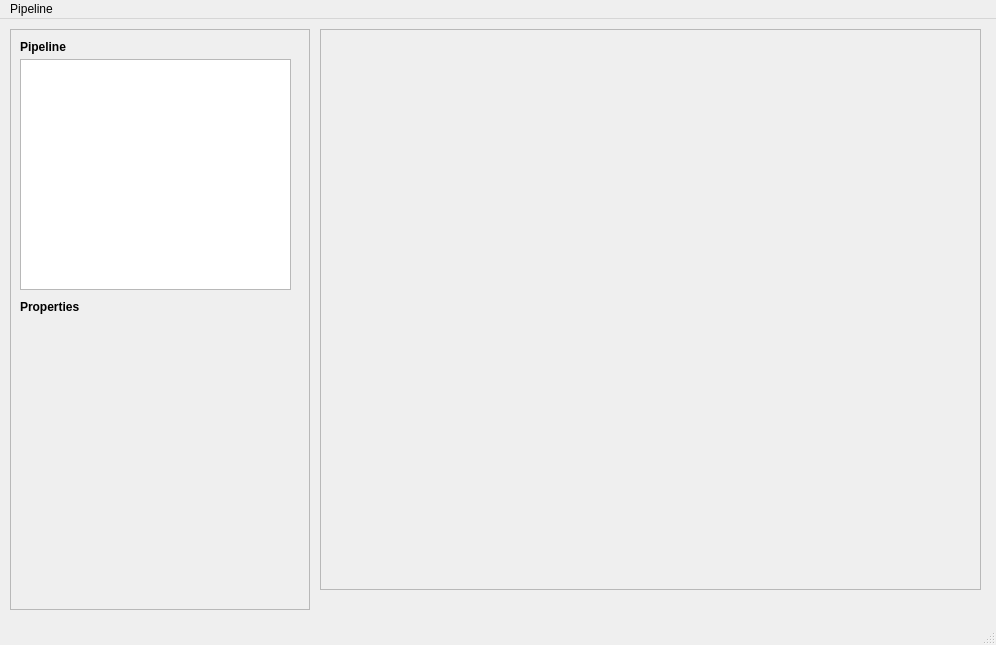
guyvdb/Multi-Touch, file src/pipeline/PipelineEditorWindow.ui: the form before one commit.
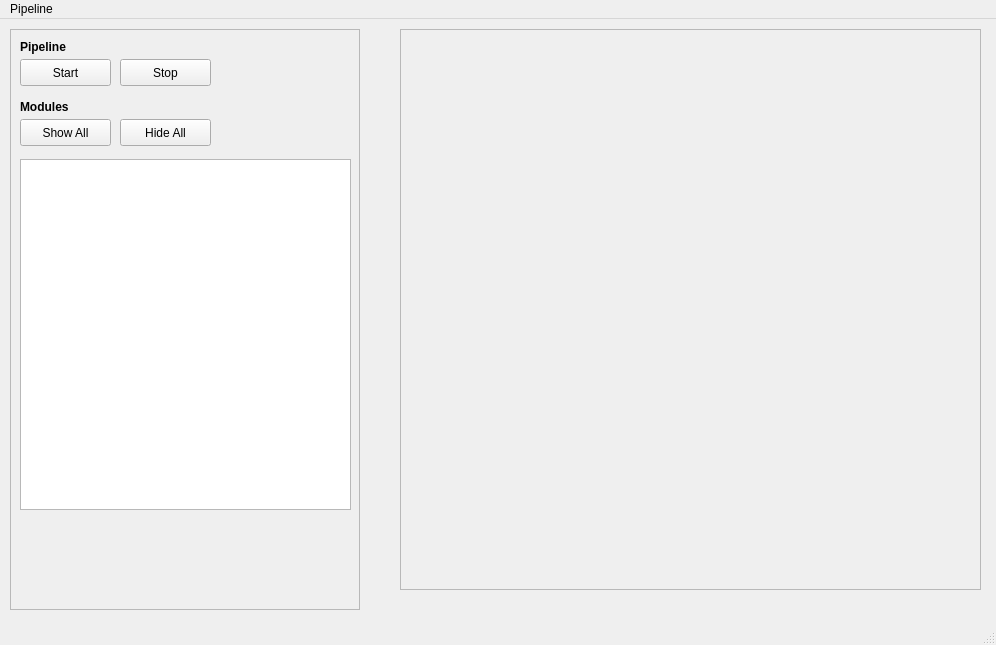
The form after the commit.

The edit to the form file:
```diff
--- a/src/pipeline/PipelineEditorWindow.ui
+++ b/src/pipeline/PipelineEditorWindow.ui
@@ -19,7 +19,7 @@
      <rect>
       <x>10</x>
       <y>10</y>
-      <width>300</width>
+      <width>350</width>
       <height>581</height>
      </rect>
     </property>
@@ -33,6 +33,61 @@
      <property name="geometry">
       <rect>
        <x>10</x>
+       <y>70</y>
+       <width>60</width>
+       <height>16</height>
+      </rect>
+     </property>
+     <property name="font">
+      <font>
+       <weight>75</weight>
+       <bold>true</bold>
+      </font>
+     </property>
+     <property name="text">
+      <string>Modules</string>
+     </property>
+    </widget>
+    <widget class="QListWidget" name="listModules">
+     <property name="geometry">
+      <rect>
+       <x>10</x>
+       <y>130</y>
+       <width>331</width>
+       <height>351</height>
+      </rect>
+     </property>
+    </widget>
+    <widget class="QPushButton" name="btnShowAllModules">
+     <property name="geometry">
+      <rect>
+       <x>10</x>
+       <y>90</y>
+       <width>91</width>
+       <height>27</height>
+      </rect>
+     </property>
+     <property name="text">
+      <string>Show All</string>
+     </property>
+    </widget>
+    <widget class="QPushButton" name="btnHideAllModules">
+     <property name="geometry">
+      <rect>
+       <x>110</x>
+       <y>90</y>
+       <width>91</width>
+       <height>27</height>
+      </rect>
+     </property>
+     <property name="text">
+      <string>Hide All</string>
+     </property>
+    </widget>
+    <widget class="QLabel" name="label_2">
+     <property name="geometry">
+      <rect>
+       <x>10</x>
        <y>10</y>
        <width>60</width>
        <height>16</height>
@@ -48,42 +103,39 @@
       <string>Pipeline</string>
      </property>
     </widget>
-    <widget class="QListWidget" name="listModules">
+    <widget class="QPushButton" name="btnPipelineStart">
      <property name="geometry">
       <rect>
        <x>10</x>
        <y>30</y>
-       <width>271</width>
-       <height>231</height>
+       <width>91</width>
+       <height>27</height>
       </rect>
      </property>
+     <property name="text">
+      <string>Start</string>
+     </property>
     </widget>
-    <widget class="QLabel" name="label_3">
+    <widget class="QPushButton" name="btnPipelineStop">
      <property name="geometry">
       <rect>
-       <x>10</x>
-       <y>270</y>
-       <width>81</width>
-       <height>16</height>
+       <x>110</x>
+       <y>30</y>
+       <width>91</width>
+       <height>27</height>
       </rect>
      </property>
-     <property name="font">
-      <font>
-       <weight>75</weight>
-       <bold>true</bold>
-      </font>
-     </property>
      <property name="text">
-      <string>Properties</string>
+      <string>Stop</string>
      </property>
     </widget>
    </widget>
    <widget class="QFrame" name="videoFrame">
     <property name="geometry">
      <rect>
-      <x>320</x>
+      <x>400</x>
       <y>10</y>
-      <width>661</width>
+      <width>581</width>
       <height>561</height>
      </rect>
     </property>
```
